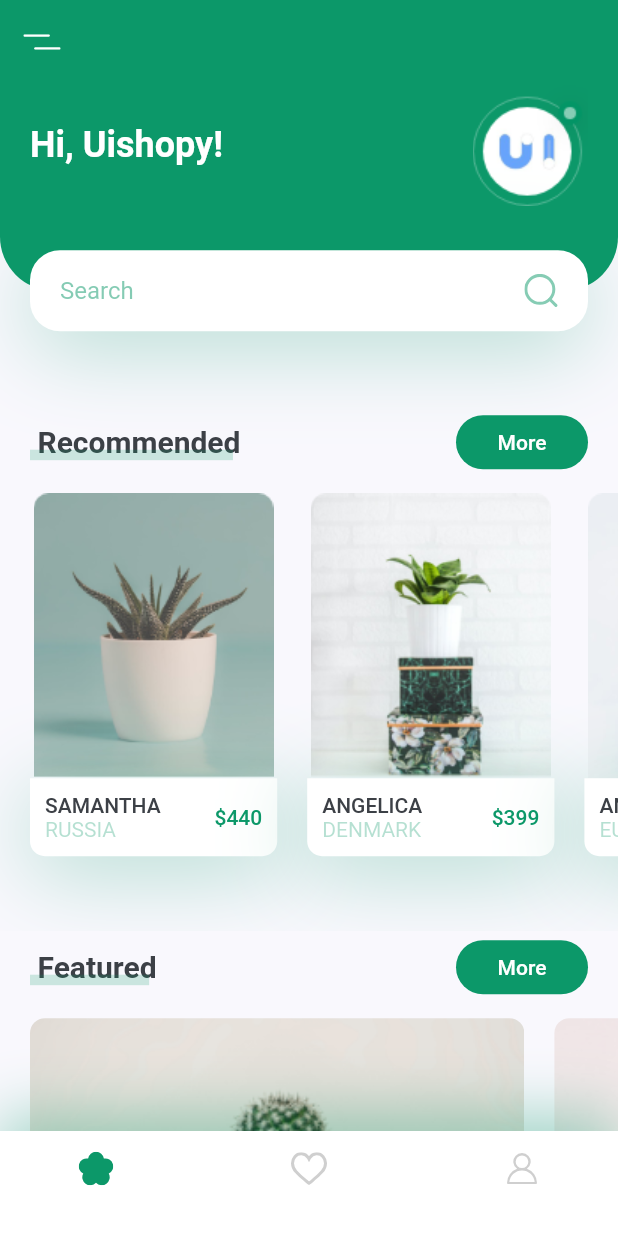
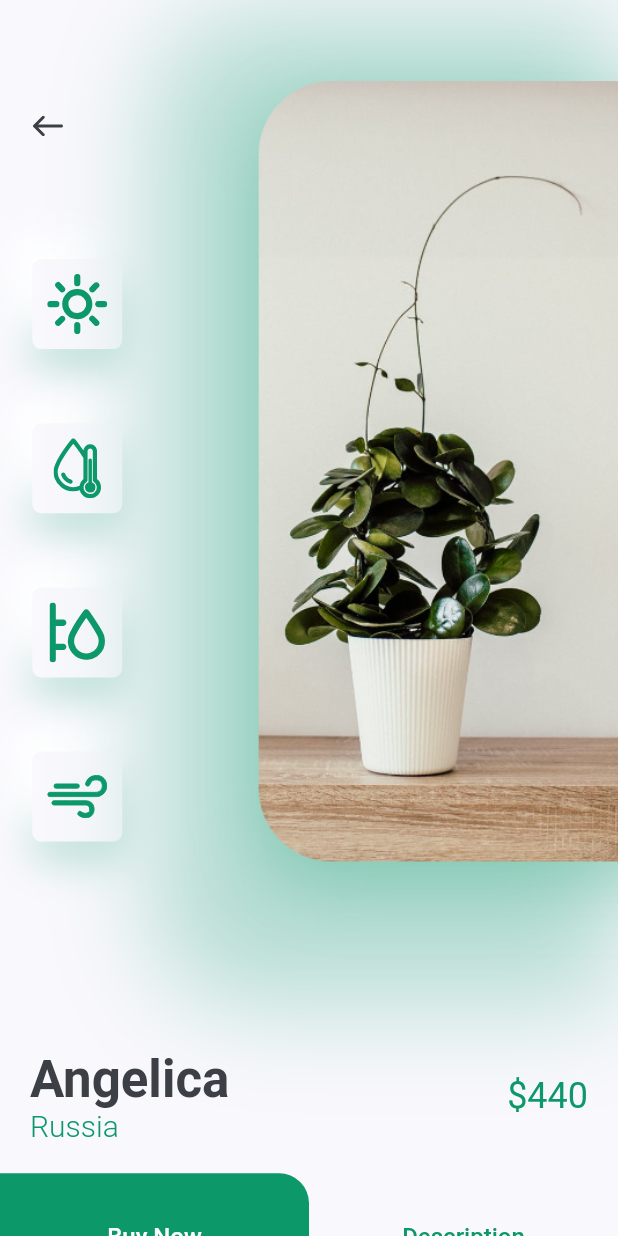
Before and after one commit to VishalChauhan011/plant_app, a Flutter app: the screen it shows after launch, after a tap on an icon or button, on a phone screen of 412 x 824 dp. Run offline on Flutter 3.47's test engine with Material 2 defaults, Android fonts, the phone set to English and light mode, and no system bars; our stand-ins replace flutter_svg.

Commit message:
Detail Screen

```diff
--- /dev/null
+++ b/lib/Components/Icons/icon_card.dart
@@ -0,0 +1,40 @@
+import 'package:flutter/material.dart';
+import 'package:flutter_svg/svg.dart';
+
+import '../constants.dart';
+
+class IconCard extends StatelessWidget {
+  const IconCard({
+    Key? key, required this.icon,
+  }) : super(key: key);
+
+  final String icon;
+
+  @override
+  Widget build(BuildContext context) {
+    Size size = MediaQuery.of(context).size;
+    return Container(
+      margin: EdgeInsets.symmetric(vertical: size.height * 0.03),
+      padding: const EdgeInsets.all(kDefaultPadding / 2),
+      height: 60,
+      width: 60,
+      decoration: BoxDecoration(
+        color: kBackgroundColor,
+        borderRadius: BorderRadius.circular(6),
+        boxShadow: [
+          BoxShadow(
+            offset: const Offset(0, 15),
+            blurRadius: 22,
+            color: kPrimaryColor.withOpacity(0.22),
+          ),
+          const BoxShadow(
+            offset: Offset(-15, -15),
+            blurRadius: 20,
+            color: Colors.white,
+          ),
+        ],
+      ),
+      child: SvgPicture.asset(icon),
+    );
+  }
+}
--- /dev/null
+++ b/lib/Components/Icons/image_and_icon.dart
@@ -0,0 +1,85 @@
+import 'package:flutter/material.dart';
+import 'package:flutter_svg/svg.dart';
+
+import '../constants.dart';
+import 'icon_card.dart';
+
+class ImageAndIcon extends StatelessWidget {
+  const ImageAndIcon({
+    Key? key,
+  }) : super(key: key);
+
+  @override
+  Widget build(BuildContext context) {
+    Size size = MediaQuery.of(context).size;
+    return Padding(
+      padding: const EdgeInsets.only(bottom: kDefaultPadding * 2),
+      child: SizedBox(
+        height: size.height * 0.8,
+        child: Row(
+          children: [
+            Expanded(
+              child: Padding(
+                padding:
+                    const EdgeInsets.symmetric(vertical: kDefaultPadding * 3),
+                child: Column(
+                  children: [
+                    Align(
+                      alignment: Alignment.topLeft,
+                      child: IconButton(
+                        padding: const EdgeInsets.symmetric(
+                          horizontal: kDefaultPadding,
+                        ),
+                        onPressed: () {
+                          Navigator.pop(context);
+                        },
+                        icon: SvgPicture.asset('assets/svg/back_arrow.svg'),
+                      ),
+                    ),
+                    const SizedBox(
+                      height: 40,
+                    ),
+                    const IconCard(
+                      icon: 'assets/svg/sun.svg',
+                    ),
+                    const IconCard(
+                      icon: 'assets/svg/icon_2.svg',
+                    ),
+                    const IconCard(
+                      icon: 'assets/svg/icon_3.svg',
+                    ),
+                    const IconCard(
+                      icon: 'assets/svg/icon_4.svg',
+                    ),
+                  ],
+                ),
+              ),
+            ),
+            Container(
+              height: size.height * 0.8,
+              width: size.width * 0.75,
+              decoration: BoxDecoration(
+                borderRadius: const BorderRadius.only(
+                  bottomLeft: Radius.circular(63),
+                  topLeft: Radius.circular(63),
+                ),
+                boxShadow: [
+                  BoxShadow(
+                    offset: const Offset(0, 10),
+                    blurRadius: 60,
+                    color: kPrimaryColor.withOpacity(0.29),
+                  ),
+                ],
+                image: const DecorationImage(
+                  alignment: Alignment.centerLeft,
+                  image: AssetImage('assets/images/img_main.png'),
+                  fit: BoxFit.cover,
+                ),
+              ),
+            ),
+          ],
+        ),
+      ),
+    );
+  }
+}
--- a/lib/Components/Recommended/recommend_card.dart
+++ b/lib/Components/Recommended/recommend_card.dart
@@ -17,7 +17,11 @@ class RecommendPlantCard extends StatelessWidget {
   @override
   Widget build(BuildContext context) {
     Size size = MediaQuery.of(context).size;
-    return Container(
+    return GestureDetector(
+      onTap: (){
+        press();
+      },
+      child: Container(
         margin: const EdgeInsets.only(
           left: kDefaultPadding,
           top: kDefaultPadding / 2,
@@ -27,11 +31,7 @@ class RecommendPlantCard extends StatelessWidget {
         child: Column(
           children: [
             Image.asset(image),
-          GestureDetector(
-            onTap: (){
-              press();
-            },
-            child: Container(
+            Container(
               padding: const EdgeInsets.all(kDefaultPadding / 2),
               decoration: BoxDecoration(
                 color: Colors.white,
@@ -75,8 +75,8 @@ class RecommendPlantCard extends StatelessWidget {
                 ],
               ),
             ),
+          ],
         ),
-        ],
       ),
     );
   }
--- a/lib/Components/Recommended/recommend_list.dart
+++ b/lib/Components/Recommended/recommend_list.dart
@@ -1,5 +1,6 @@
 import 'package:flutter/material.dart';
 import 'package:plant_app/Components/Recommended/recommend_card.dart';
+import 'package:plant_app/Screens/Detail%20Screen/detail_screen.dart';
 
 class RecommendList extends StatelessWidget {
   const RecommendList({
@@ -17,21 +18,28 @@ class RecommendList extends StatelessWidget {
             title: 'Samantha',
             price: 440,
             country: 'Russia',
-            press: (){},
+            press: () {
+              Navigator.push(
+                context,
+                MaterialPageRoute(
+                  builder: (context) => const DetailScreen(),
+                ),
+              );
+            },
           ),
           RecommendPlantCard(
             image: 'assets/images/image_2.png',
             title: 'Angelica',
             price: 399,
             country: 'Denmark',
-            press: (){},
+            press: () {},
           ),
           RecommendPlantCard(
             image: 'assets/images/image_3.png',
             title: 'Anysa',
             price: 500,
             country: 'Europe',
-            press: (){},
+            press: () {},
           ),
         ],
       ),
--- a/lib/Components/title_with_custom_underline.dart
+++ b/lib/Components/custom_title/title_with_custom_underline.dart
@@ -1,6 +1,6 @@
 import 'package:flutter/material.dart';
 
-import 'constants.dart';
+import '../constants.dart';
 
 class TitleWithCustomUnderline extends StatelessWidget {
   const TitleWithCustomUnderline({
--- a/lib/Components/title_with_more_button.dart
+++ b/lib/Components/custom_title/title_with_more_button.dart
@@ -1,7 +1,7 @@
 import 'package:flutter/material.dart';
-import 'package:plant_app/Components/title_with_custom_underline.dart';
+import 'package:plant_app/Components/custom_title/title_with_custom_underline.dart';
 
-import 'constants.dart';
+import '../constants.dart';
 
 class TitleWithMoreBtn extends StatelessWidget {
   const TitleWithMoreBtn({
--- /dev/null
+++ b/lib/Components/title_and_price.dart
@@ -0,0 +1,55 @@
+import 'package:flutter/material.dart';
+
+import 'constants.dart';
+
+class TitleAndPrice extends StatelessWidget {
+  const TitleAndPrice({
+    Key? key,
+    required this.title,
+    required this.country,
+    required this.price,
+  }) : super(key: key);
+
+  final String title;
+  final String country;
+  final int price;
+
+  @override
+  Widget build(BuildContext context) {
+    return Padding(
+      padding: const EdgeInsets.symmetric(horizontal: kDefaultPadding),
+      child: Row(
+        children: [
+          RichText(
+            text: TextSpan(
+              children: [
+                TextSpan(
+                  text: '$title\n',
+                  style: Theme.of(context).textTheme.headline4?.copyWith(
+                    color: kTextColor,
+                    fontWeight: FontWeight.bold,
+                  ),
+                ),
+                TextSpan(
+                  text: country,
+                  style: const TextStyle(
+                    fontWeight: FontWeight.w300,
+                    fontSize: 20,
+                    color: kPrimaryColor,
+                  ),
+                ),
+              ],
+            ),
+          ),
+          const Spacer(),
+          Text(
+            '\$$price',
+            style: Theme.of(context).textTheme.headline5?.copyWith(
+              color: kPrimaryColor,
+            ),
+          ),
+        ],
+      ),
+    );
+  }
+}
--- /dev/null
+++ b/lib/Screens/Detail Screen/detail_screen.dart
@@ -0,0 +1,13 @@
+import 'package:flutter/material.dart';
+import 'package:plant_app/Screens/Detail%20Screen/detail_screen_body.dart';
+
+class DetailScreen extends StatelessWidget {
+  const DetailScreen({Key? key}) : super(key: key);
+
+  @override
+  Widget build(BuildContext context) {
+    return const Scaffold(
+      body: DetailBody(),
+    );
+  }
+}
--- /dev/null
+++ b/lib/Screens/Detail Screen/detail_screen_body.dart
@@ -0,0 +1,66 @@
+import 'package:flutter/material.dart';
+import 'package:plant_app/Components/constants.dart';
+import '../../Components/Icons/image_and_icon.dart';
+import '../../Components/title_and_price.dart';
+
+class DetailBody extends StatelessWidget {
+  const DetailBody({Key? key}) : super(key: key);
+
+  @override
+  Widget build(BuildContext context) {
+    Size size = MediaQuery.of(context).size;
+    return SingleChildScrollView(
+      child: Column(
+        children: [
+          const ImageAndIcon(),
+          const TitleAndPrice(
+            title: 'Angelica',
+            price: 440,
+            country: 'Russia',
+          ),
+          const SizedBox(
+            height: kDefaultPadding,
+          ),
+          Row(
+            children: [
+              SizedBox(
+                width: size.width / 2,
+                height: 84,
+                child: FlatButton(
+                  shape: const RoundedRectangleBorder(
+                    borderRadius: BorderRadius.only(
+                      topRight: Radius.circular(20),
+                      bottomRight: Radius.circular(20),
+                    ),
+                  ),
+                  color: kPrimaryColor,
+                  onPressed: () {},
+                  child: const Text(
+                    'Buy Now',
+                    style: TextStyle(
+                      color: Colors.white,
+                      fontSize: 16,
+                    ),
+                  ),
+                ),
+              ),
+              Expanded(
+                child: FlatButton(
+                  onPressed: () {},
+                  child: const Text(
+                    'Description',
+                    style: TextStyle(
+                      fontSize: 16,
+                      color: kPrimaryColor,
+                    ),
+                  ),
+                ),
+              ),
+            ],
+          ),
+          const SizedBox(height: kDefaultPadding,),
+        ],
+      ),
+    );
+  }
+}
--- a/lib/Screens/home_screen.dart
+++ b/lib/Screens/Home Screen/home_screen.dart
@@ -1,9 +1,9 @@
 import 'package:flutter/material.dart';
 import 'package:flutter_svg/svg.dart';
-import 'package:plant_app/Components/body.dart';
+import 'package:plant_app/Screens/Home%20Screen/home_screen_body.dart';
 import 'package:plant_app/Components/constants.dart';
 
-import '../Components/bottom_nav_bar.dart';
+import '../../Components/bottom_nav_bar.dart';
 
 class HomeScreen extends StatelessWidget {
   const HomeScreen({Key? key}) : super(key: key);
--- a/lib/Components/body.dart
+++ b/lib/Screens/Home Screen/home_screen_body.dart
@@ -1,9 +1,9 @@
 import 'package:flutter/material.dart';
 import 'package:plant_app/Components/Recommended/recommend_list.dart';
 import 'package:plant_app/Components/constants.dart';
-import 'package:plant_app/Components/title_with_more_button.dart';
-import 'Featured/featured_plant_list.dart';
-import 'header_with_search_box.dart';
+import 'package:plant_app/Components/custom_title/title_with_more_button.dart';
+import '../../Components/Featured/featured_plant_list.dart';
+import '../../Components/header_with_search_box.dart';
 
 class Body extends StatelessWidget {
   const Body({Key? key}) : super(key: key);
--- a/lib/main.dart
+++ b/lib/main.dart
@@ -1,6 +1,6 @@
 import 'package:flutter/material.dart';
 import 'package:plant_app/Components/constants.dart';
-import 'package:plant_app/Screens/home_screen.dart';
+import 'package:plant_app/Screens/Home%20Screen/home_screen.dart';
 
 void main() {
   runApp(const MyApp());
```
Lines whose indentation alone changed are shown as unchanged.
